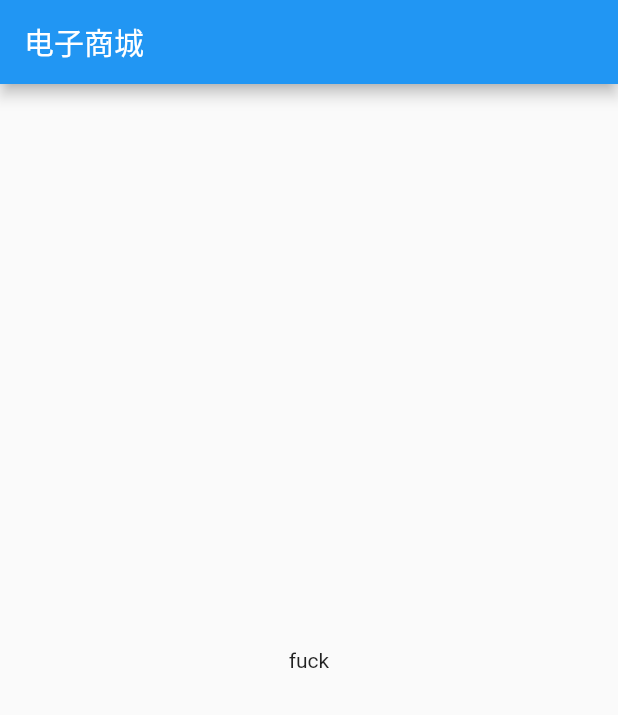
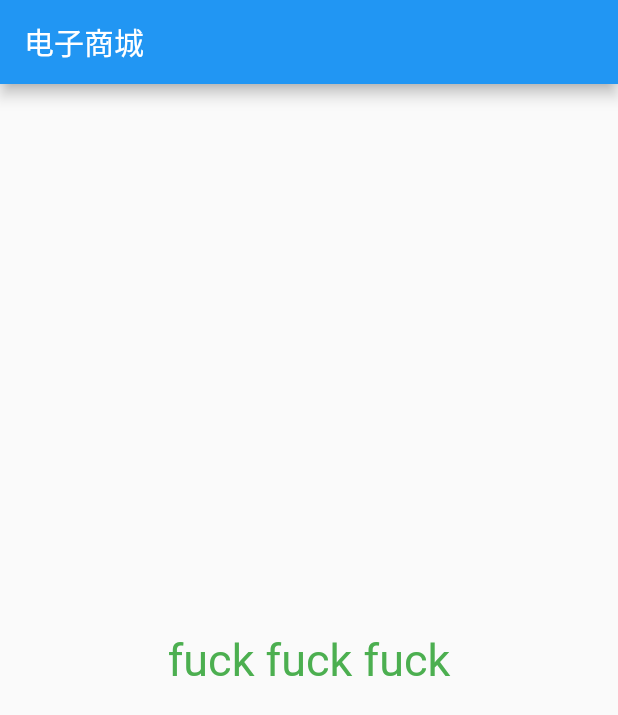
Before and after one commit to lausen34/flutter_shop, a Flutter app: the screen it shows after launch, on a phone screen of 412 x 824 dp. Shown: the top 715 px of the screen. Run offline on Flutter 3.47's test engine with Material 2 defaults, Android fonts, the phone set to English and light mode, and no system bars.

Commit message:
修改了文字的样式

```diff
--- a/flutter_shop/lib/main.dart
+++ b/flutter_shop/lib/main.dart
@@ -1,5 +1,6 @@
 import 'package:flutter/material.dart';
-void main(){
+
+void main() {
   return runApp(myApp());
 }
 
@@ -9,10 +10,20 @@ class myApp extends StatelessWidget {
     return MaterialApp(
       title: "电子商城",
       home: Scaffold(
-        appBar: AppBar(title: Text("电子商城",),),
+        appBar: AppBar(
+          title: Text(
+            "电子商城",
+          ),
+        ),
         body: Container(
           child: Center(
-            child: Text("fuck"),
+            child: Text(
+              "fuck fuck fuck",
+              style: TextStyle(
+                fontSize: 30,
+                color: Colors.green,
+              ),
+            ),
           ),
         ),
       ),
```
